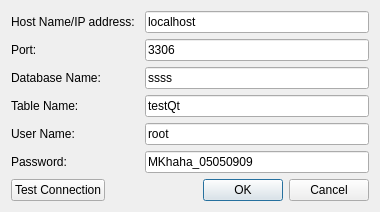
Before: the Qt Designer form setdatabaseandtabledialog.ui in MKhaha/spreadsheet, drawn with Qt 5.
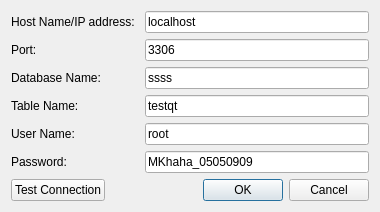
After: the same form once the commit is applied.

```diff
--- a/setdatabaseandtabledialog.ui
+++ b/setdatabaseandtabledialog.ui
@@ -111,7 +111,7 @@
      <item row="3" column="1">
       <widget class="QLineEdit" name="tableNameLineEdit">
        <property name="text">
-        <string>testQt</string>
+        <string>testqt</string>
        </property>
       </widget>
      </item>
```
